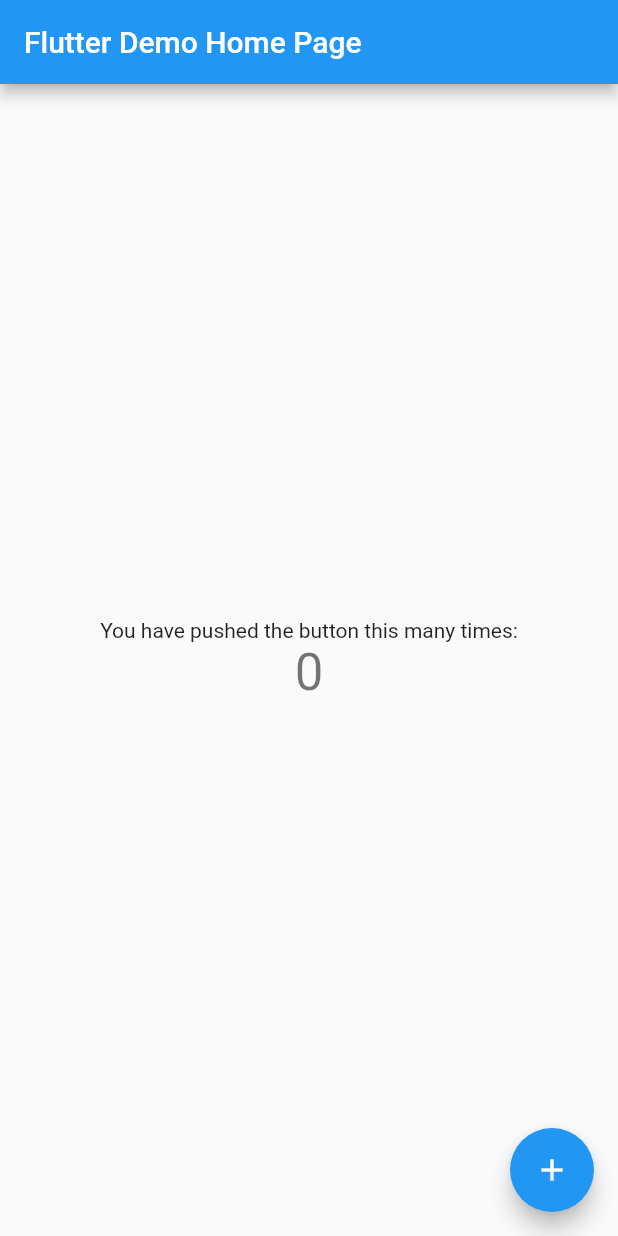
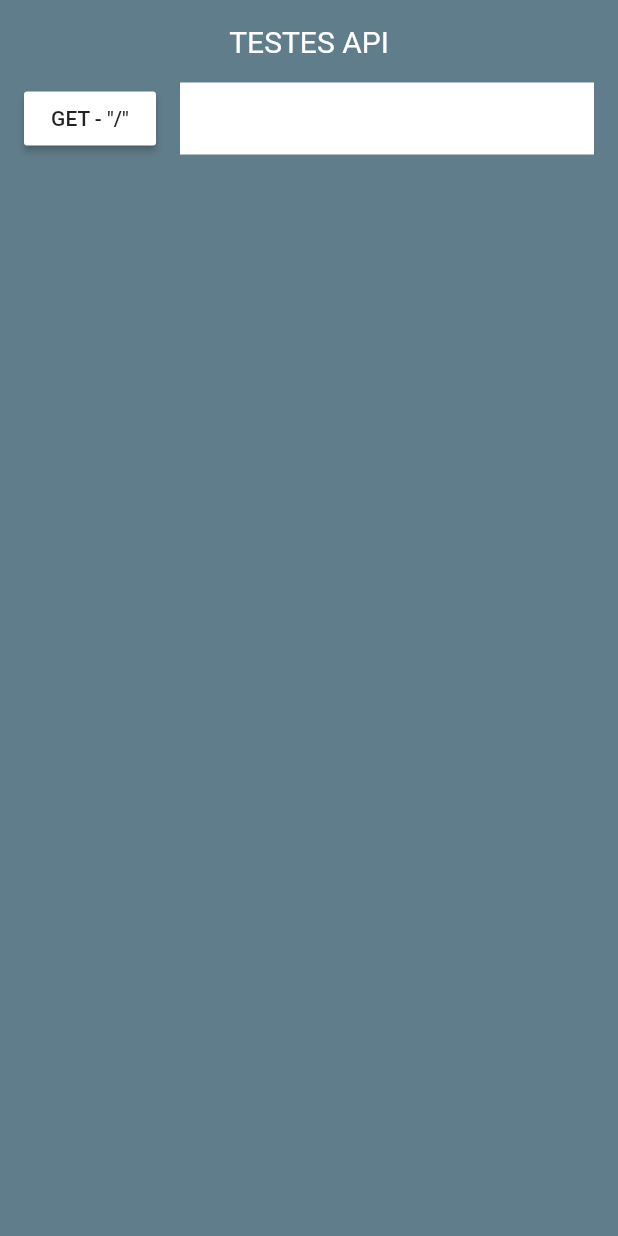
Before and after one commit to Gonzagabn/node-js, a Flutter app: the screen it shows after launch, on a phone screen of 412 x 824 dp. Run offline on Flutter 3.47's test engine with Material 2 defaults, Android fonts, the phone set to English and light mode, and no system bars; our stand-ins replace get.

```diff
--- /dev/null
+++ b/projeto_perguntas/node_perguntas_app/lib/app/modules/home/binding.dart
@@ -0,0 +1,11 @@
+import 'package:get/get.dart';
+import 'package:node_perguntas_app/app/data/api.dart';
+import 'package:node_perguntas_app/app/modules/home/controller.dart';
+import 'package:node_perguntas_app/app/modules/home/repository.dart';
+
+class HomeBinding implements Bindings {
+  @override
+  void dependencies() {
+    Get.lazyPut<HomeController>(() => HomeController(HomeRepository(MyApi())));
+  }
+}
--- /dev/null
+++ b/projeto_perguntas/node_perguntas_app/lib/app/modules/home/controller.dart
@@ -0,0 +1,13 @@
+import 'package:get/get.dart';
+import 'package:node_perguntas_app/app/modules/home/repository.dart';
+
+class HomeController extends GetxController {
+  final HomeRepository repository;
+  final resText = ''.obs;
+  HomeController(this.repository);
+
+  getWelcome() async {
+    final response = await repository.getWelcome();
+    resText.value = response;
+  }
+}
--- /dev/null
+++ b/projeto_perguntas/node_perguntas_app/lib/app/modules/home/page.dart
@@ -0,0 +1,60 @@
+import 'package:flutter/material.dart';
+import 'package:get/get.dart';
+import 'package:node_perguntas_app/app/modules/home/controller.dart';
+
+class HomePage extends GetView<HomeController> {
+  @override
+  Widget build(BuildContext context) {
+    return Scaffold(
+      backgroundColor: Colors.blueGrey,
+      body: SafeArea(
+        child: SizedBox(
+          height: MediaQuery.of(context).size.height,
+          width: MediaQuery.of(context).size.width,
+          child: Obx(
+            () => Column(
+              crossAxisAlignment: CrossAxisAlignment.center,
+              children: [
+                const Padding(
+                  padding: EdgeInsets.only(top: 16.0),
+                  child: Text(
+                    'TESTES API',
+                    style: TextStyle(color: Colors.white, fontSize: 20),
+                  ),
+                ),
+                Row(
+                  mainAxisAlignment: MainAxisAlignment.center,
+                  children: [
+                    Padding(
+                      padding: const EdgeInsets.all(16.0),
+                      child: MaterialButton(
+                        onPressed: () => controller.getWelcome(),
+                        color: Colors.white,
+                        child: const Text('GET - "/"'),
+                      ),
+                    ),
+                    Expanded(
+                      child: Container(
+                        height: 48.0,
+                        color: Colors.white,
+                        margin: const EdgeInsets.only(right: 16.0),
+                        child: Padding(
+                          padding: const EdgeInsets.only(left: 8.0),
+                          child: Row(
+                            children: [
+                              Text(controller.resText.value),
+                            ],
+                          ),
+                        ),
+                      ),
+                    )
+                  ],
+                ),
+              ],
+            ),
+          ),
+        ),
+      ),
+    );
+  }
+}
--- /dev/null
+++ b/projeto_perguntas/node_perguntas_app/lib/app/modules/home/repository.dart
@@ -0,0 +1,8 @@
+import 'package:node_perguntas_app/app/data/api.dart';
+
+class HomeRepository {
+  final MyApi api;
+
+  HomeRepository(this.api);
+  getWelcome() => api.getWelcome();
+}
--- a/projeto_perguntas/node_perguntas_app/lib/main.dart
+++ b/projeto_perguntas/node_perguntas_app/lib/main.dart
@@ -1,115 +1,19 @@
 import 'package:flutter/material.dart';
+import 'package:get/get.dart';
+import 'package:node_perguntas_app/app/modules/home/binding.dart';
+import 'package:node_perguntas_app/app/modules/home/page.dart';
+import 'package:node_perguntas_app/routes/pages.dart';
 
-void main() {
-  runApp(const MyApp());
+Future main() async {
+  runApp(
+    GetMaterialApp(
+      // debugShowMaterialGrid: true,
+      enableLog: true,
+      debugShowCheckedModeBanner: false,
+      title: "IPI App",
+      initialBinding: HomeBinding(),
+      home: HomePage(),
+      getPages: AppPages.pages,
+    ),
+  );
 }
-
-class MyApp extends StatelessWidget {
-  const MyApp({Key? key}) : super(key: key);
-
-  // This widget is the root of your application.
-  @override
-  Widget build(BuildContext context) {
-    return MaterialApp(
-      title: 'Flutter Demo',
-      theme: ThemeData(
-        // This is the theme of your application.
-        //
-        // Try running your application with "flutter run". You'll see the
-        // application has a blue toolbar. Then, without quitting the app, try
-        // changing the primarySwatch below to Colors.green and then invoke
-        // "hot reload" (press "r" in the console where you ran "flutter run",
-        // or simply save your changes to "hot reload" in a Flutter IDE).
-        // Notice that the counter didn't reset back to zero; the application
-        // is not restarted.
-        primarySwatch: Colors.blue,
-      ),
-      home: const MyHomePage(title: 'Flutter Demo Home Page'),
-    );
-  }
-}
-
-class MyHomePage extends StatefulWidget {
-  const MyHomePage({Key? key, required this.title}) : super(key: key);
-
-  // This widget is the home page of your application. It is stateful, meaning
-  // that it has a State object (defined below) that contains fields that affect
-  // how it looks.
-
-  // This class is the configuration for the state. It holds the values (in this
-  // case the title) provided by the parent (in this case the App widget) and
-  // used by the build method of the State. Fields in a Widget subclass are
-  // always marked "final".
-
-  final String title;
-
-  @override
-  State<MyHomePage> createState() => _MyHomePageState();
-}
-
-class _MyHomePageState extends State<MyHomePage> {
-  int _counter = 0;
-
-  void _incrementCounter() {
-    setState(() {
-      // This call to setState tells the Flutter framework that something has
-      // changed in this State, which causes it to rerun the build method below
-      // so that the display can reflect the updated values. If we changed
-      // _counter without calling setState(), then the build method would not be
-      // called again, and so nothing would appear to happen.
-      _counter++;
-    });
-  }
-
-  @override
-  Widget build(BuildContext context) {
-    // This method is rerun every time setState is called, for instance as done
-    // by the _incrementCounter method above.
-    //
-    // The Flutter framework has been optimized to make rerunning build methods
-    // fast, so that you can just rebuild anything that needs updating rather
-    // than having to individually change instances of widgets.
-    return Scaffold(
-      appBar: AppBar(
-        // Here we take the value from the MyHomePage object that was created by
-        // the App.build method, and use it to set our appbar title.
-        title: Text(widget.title),
-      ),
-      body: Center(
-        // Center is a layout widget. It takes a single child and positions it
-        // in the middle of the parent.
-        child: Column(
-          // Column is also a layout widget. It takes a list of children and
-          // arranges them vertically. By default, it sizes itself to fit its
-          // children horizontally, and tries to be as tall as its parent.
-          //
-          // Invoke "debug painting" (press "p" in the console, choose the
-          // "Toggle Debug Paint" action from the Flutter Inspector in Android
-          // Studio, or the "Toggle Debug Paint" command in Visual Studio Code)
-          // to see the wireframe for each widget.
-          //
-          // Column has various properties to control how it sizes itself and
-          // how it positions its children. Here we use mainAxisAlignment to
-          // center the children vertically; the main axis here is the vertical
-          // axis because Columns are vertical (the cross axis would be
-          // horizontal).
-          mainAxisAlignment: MainAxisAlignment.center,
-          children: <Widget>[
-            const Text(
-              'You have pushed the button this many times:',
-            ),
-            Text(
-              '$_counter',
-              style: Theme.of(context).textTheme.headline4,
-            ),
-          ],
-        ),
-      ),
-      floatingActionButton: FloatingActionButton(
-        onPressed: _incrementCounter,
-        tooltip: 'Increment',
-        child: const Icon(Icons.add),
-      ), // This trailing comma makes auto-formatting nicer for build methods.
-    );
-  }
-}
--- a/projeto_perguntas/node_perguntas_app/pubspec.yaml
+++ b/projeto_perguntas/node_perguntas_app/pubspec.yaml
@@ -29,6 +29,7 @@ environment:
 dependencies:
   flutter:
     sdk: flutter
+  get:
 
 
   # The following adds the Cupertino Icons font to your application.
```
Also changed, not shown: projeto_perguntas/node_perguntas_app/lib/app/data/api.dart (added, +19 -0 lines), projeto_perguntas/node_perguntas_app/lib/core/utils/headers.dart (added, +19 -0 lines), projeto_perguntas/node_perguntas_app/lib/routes/pages.dart (added, +15 -0 lines), projeto_perguntas/node_perguntas_app/lib/routes/routes.dart (added, +7 -0 lines), projeto_perguntas/node_perguntas_app/pubspec.lock, 2 other files.
